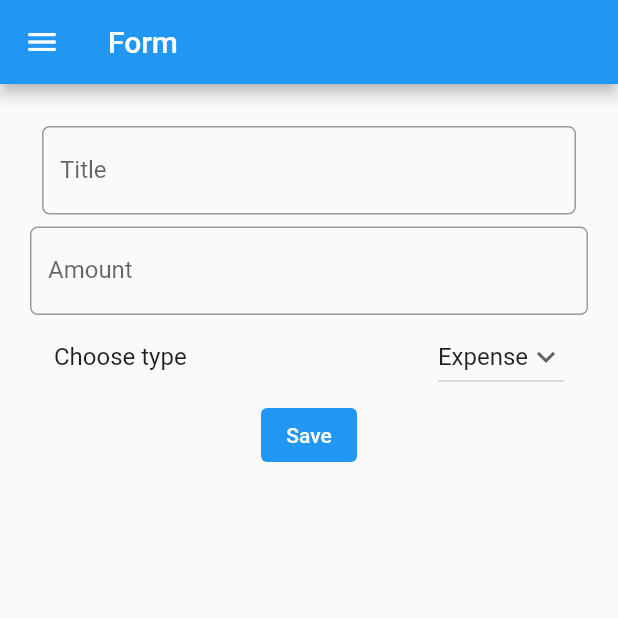
After one commit to Heraldoe/pbp-flutter-lab, a Flutter app: the MyFormPage screen opened directly, on a phone screen of 412 x 824 dp, the top half of it. The commit adds this screen. Run offline on Flutter 3.47's test engine with Material 2 defaults, Android fonts, the phone set to English and light mode, and no system bars.

Commit message:
Assignment 8 done

```diff
--- /dev/null
+++ b/lib/budgetmodel.dart
@@ -0,0 +1,23 @@
+import 'package:counter_7/main.dart';
+import 'package:flutter/material.dart';
+import 'package:counter_7/budgetshow.dart';
+import 'package:counter_7/form.dart';
+
+Widget gettingbudgets(BudgetModel budget) {
+  Widget title = Text(budget.title);
+  Widget amount = Text(budget.amount);
+  Widget type = Text(budget.type!);
+  return ListView(children: [title, amount, type]);
+}
+
+class BudgetModel {
+  String title = '';
+  String amount = '';
+  String? type;
+
+  BudgetModel(String title, String amount, String type) {
+    this.title = title;
+    this.amount = amount;
+    this.type = type;
+  }}
+var budgetlist = [];
--- /dev/null
+++ b/lib/form.dart
@@ -0,0 +1,172 @@
+import 'package:counter_7/main.dart';
+import 'package:flutter/material.dart';
+import 'package:counter_7/budgetshow.dart';
+import 'package:counter_7/budgetmodel.dart';
+
+class MyFormPage extends StatefulWidget {
+  const MyFormPage({super.key});
+  @override
+  State<MyFormPage> createState() => _MyFormPageState();
+}
+class _MyFormPageState extends State<MyFormPage> {
+  final _formKey = GlobalKey<FormState>();
+  String title = "";
+  String amount = "";
+  String what = "Expense";
+  List<String> budgettype = ['Income', 'Expense', ];
+  String budgettypef = 'Expense';
+
+  @override
+  Widget build(BuildContext context) {
+    return Scaffold(
+      appBar: AppBar(
+        title: Text('Form'),
+      ),
+      drawer: Drawer(
+        child: Column(
+          children: [
+            // Adding clickable menu
+            ListTile(
+              title: const Text('counter_7'),
+              onTap: () {
+                Navigator.pushReplacement(
+                  context,
+                  MaterialPageRoute(builder: (context) => const MyHomePage(title: 'Counter')),
+                );
+              },
+            ),
+            ListTile(
+              title: const Text('Add Budget Info'),
+              onTap: () {
+                Navigator.pushReplacement(
+                  context,
+                  MaterialPageRoute(builder: (context) => const MyFormPage()),
+                );
+              },
+            ),
+            ListTile(
+              title: const Text('Budget Data'),
+              onTap: () {
+                Navigator.pushReplacement(
+                  context,
+                  MaterialPageRoute(builder: (context) => const MyShowPage(title: 'Show data',)),
+                );
+              },
+            ),
+          ],
+        ),
+      ),
+      body: Form(
+        key: _formKey,
+        child: SingleChildScrollView(
+          child: Container(
+            padding: const EdgeInsets.all(20.0),
+            child: Column(
+              children: [
+                Padding(
+                  // Using padding of 8 pixels
+                  padding: const EdgeInsets.all(8.0),
+                  child: TextFormField(
+                    decoration: InputDecoration(
+                      hintText: "Example: Food",
+                      labelText: "Title",
+                      border: OutlineInputBorder(
+                        borderRadius: BorderRadius.circular(5.0),
+                      ),
+                    ),
+                    // Added behavior when name is typed
+                    onChanged: (String? value) {
+                      setState(() {
+                        title = value!;
+                      });
+                    },
+                    // Added behavior when data is saved
+                    onSaved: (String? value) {
+                      setState(() {
+                        title = value!;
+                      });
+                    },
+                    // Validator as form validation
+                    validator: (String? value) {
+                      if (value == null || value.isEmpty) {
+                        return 'Title cannot be empty!';
+                      }
+                      return null;
+                    },
+                  ),
+                ),
+                TextFormField(
+                    decoration: InputDecoration(
+                      hintText: "Example: 20.0",
+                      labelText: "Amount",
+                      border: OutlineInputBorder(
+                        borderRadius: BorderRadius.circular(5.0),
+                      ),
+                    ),
+                    // Added behavior when name is typed
+                    onChanged: (String? value) {
+                      setState(() {
+                        amount = value!;
+                      });
+                    },
+                    // Added behavior when data is saved
+                    onSaved: (String? value) {
+                      setState(() {
+                        amount = value!;
+                      });
+                    },
+                    // Validator as form validation
+                    validator: (String? value) {
+                      if (value == null || value.isEmpty) {
+                        return 'Cannot be empty!';
+                      }
+                      return null;
+                    },
+                  ),
+                ListTile(
+                  title: const Text(
+                    'Choose type',
+                  ),
+                  trailing: DropdownButton(
+                    value: budgettypef,
+                    icon: const Icon(Icons.keyboard_arrow_down),
+                    items: budgettype.map((String items) {
+                      return DropdownMenuItem(
+                        value: items,
+                        child: Text(items),
+                      );
+                    }).toList(),
+                    onChanged: (String? newValue) {
+                      setState(() {
+                        budgettypef = newValue!;
+                      });
+                    },
+                  ),
+                ),
+                TextButton(
+                          style: ButtonStyle(
+                            backgroundColor:
+                                MaterialStateProperty.all(Colors.blue),
+                          ),
+                          onPressed: () {
+                            if (_formKey.currentState!.validate()) {
+                              _formKey.currentState!.save();
+                              budgetlist.add(BudgetModel(title, amount, budgettypef));
+                            };
+                            Navigator.pushReplacement(
+                                context,
+                                MaterialPageRoute(builder: (context) => const MyShowPage(title: 'Show data',)));
+                          },
+                          child: const Text(
+                            'Save',
+                            style: TextStyle(color: Colors.white),
+                          )),
+              ],
+            ),
+          ),
+        ),
+      ),
+
+    );
+  }
+}
--- a/lib/main.dart
+++ b/lib/main.dart
@@ -1,4 +1,8 @@
 import 'package:flutter/material.dart';
+import 'package:counter_7/form.dart';
+import 'package:counter_7/budgetshow.dart';
+import 'package:counter_7/budgetmodel.dart';
+
 
 void main() {
   runApp(const MyApp());
@@ -13,18 +17,9 @@ class MyApp extends StatelessWidget {
     return MaterialApp(
       title: 'Flutter Demo',
       theme: ThemeData(
-        // This is the theme of your application.
-        //
-        // Try running your application with "flutter run". You'll see the
-        // application has a blue toolbar. Then, without quitting the app, try
-        // changing the primarySwatch below to Colors.green and then invoke
-        // "hot reload" (press "r" in the console where you ran "flutter run",
-        // or simply save your changes to "hot reload" in a Flutter IDE).
-        // Notice that the counter didn't reset back to zero; the application
-        // is not restarted.
         primarySwatch: Colors.blue,
       ),
-      home: const MyHomePage(title: 'Flutter Demo Home Page'),
+      home: const MyHomePage(title: 'Counter'),
     );
   }
 }
@@ -83,6 +78,40 @@ class _MyHomePageState extends State<MyHomePage> {
         // the App.build method, and use it to set our appbar title.
         title: Text("Counter Program"),
       ),
+        drawer: Drawer(
+          child: Column(
+            children: [
+              // Adding clickable menu
+              ListTile(
+                title: const Text('counter_7'),
+                onTap: () {
+                  Navigator.pushReplacement(
+                    context,
+                    MaterialPageRoute(builder: (context) => const MyHomePage(title: 'Counter')),
+                  );
+                },
+              ),
+              ListTile(
+                title: const Text('Add Budget Info'),
+                onTap: () {
+                  Navigator.pushReplacement(
+                    context,
+                    MaterialPageRoute(builder: (context) => const MyFormPage()),
+                  );
+                },
+              ),
+              ListTile(
+                title: const Text('Budget Data'),
+                onTap: () {
+                  Navigator.pushReplacement(
+                    context,
+                    MaterialPageRoute(builder: (context) => const MyShowPage(title: 'Show data')),
+                  );
+                },
+              ),
+            ],
+          ),
+        ),
       body: Center(
         // Center is a layout widget. It takes a single child and positions it
         // in the middle of the parent.
```
Also changed, not shown: lib/budgetshow.dart (added, +112 -0 lines), 1 other file.
